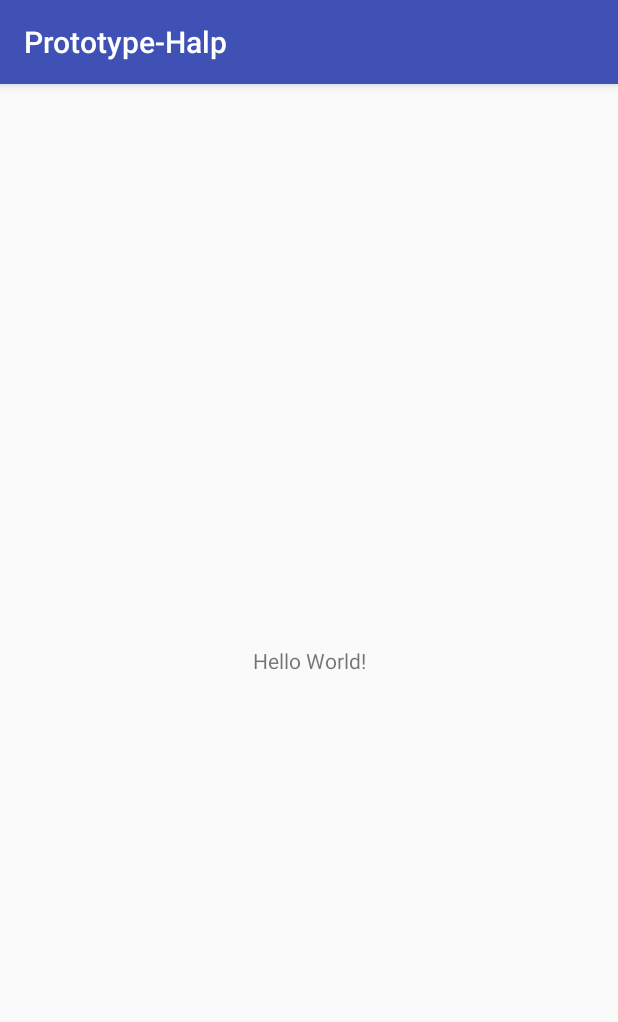
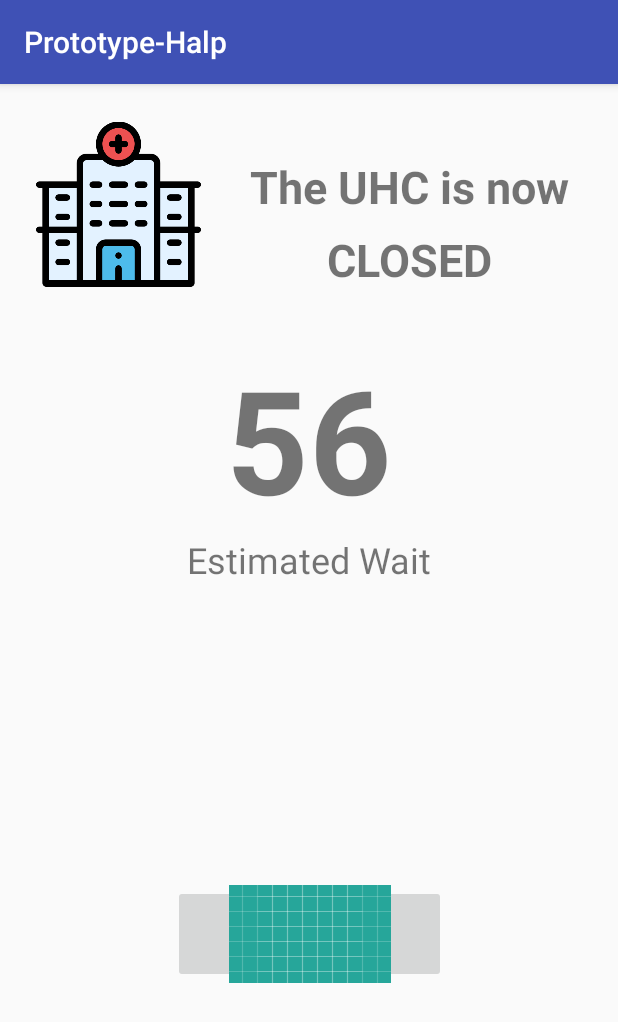
Before and after one commit to pikulet/orbital-halp, an Android app: the screen it shows after launch (MainActivity), on a phone screen of 412 x 824 dp. Shown: the top 1022 px of the screen. Run offline under Robolectric (Android 15) with nearby library versions, the phone set to English and light mode, and no system bars.

Commit message:
Generating a pseudorandom waiting time
The clinic waiting time is a random number from 45 to 60. In the real case, this would be done using an API call.

```diff
--- a/PrototypeHalp/app/src/main/java/com/kayheenjoyce/prototype_halp/MainActivity.java
+++ b/PrototypeHalp/app/src/main/java/com/kayheenjoyce/prototype_halp/MainActivity.java
@@ -2,12 +2,50 @@ package com.kayheenjoyce.prototype_halp;
 
 import android.support.v7.app.AppCompatActivity;
 import android.os.Bundle;
+import android.widget.TextView;
+
+import java.util.Random;
 
 public class MainActivity extends AppCompatActivity {
+
+    // The current opening status of the clinic
+    protected static boolean clinicIsOpen = false;
+
+    // The current estimated waiting time at the clinic. Provided by the clinic.
+    protected static int estimatedWaitingTime = Integer.MAX_VALUE;
 
     @Override
     protected void onCreate(Bundle savedInstanceState) {
         super.onCreate(savedInstanceState);
         setContentView(R.layout.activity_main);
     }
+
+    @Override
+    protected void onResume() {
+        super.onResume();
+        updateClinicStatus(); // Updates to see if the clinic is opened or closed.
+        updateWaitingTime(); // Updates the clinic's estimated waiting time.
+    }
+
+    /**
+     * Updates the clinic status, if it is opened or not.
+     */
+    protected void updateClinicStatus() {
+
+    }
+
+    /**
+     * Updates the clinic's waiting time.
+     * Currently, this is done by generating a pseudorandom number from 45 to 60.
+     */
+    protected void updateWaitingTime() {
+        Random rand = new Random();
+        int randomWaitingTime = rand.nextInt(16) + 45;
+        MainActivity.estimatedWaitingTime = randomWaitingTime;
+
+        // Updates the displayed text
+        TextView tView = findViewById(R.id.main_estWaitTime);
+        tView.setText(String.valueOf(MainActivity.estimatedWaitingTime));
+    }
+
 }
--- a/PrototypeHalp/app/src/main/res/layout/activity_main.xml
+++ b/PrototypeHalp/app/src/main/res/layout/activity_main.xml
@@ -6,13 +6,81 @@
     android:layout_height="match_parent"
     tools:context=".MainActivity">
 
+    <ImageView
+        android:id="@+id/imageView"
+        android:layout_width="110dp"
+        android:layout_height="112dp"
+        android:layout_marginStart="24dp"
+        android:layout_marginTop="24dp"
+        android:contentDescription="@string/main_clinic_icon_content_desc"
+        app:layout_constraintStart_toStartOf="parent"
+        app:layout_constraintTop_toTopOf="parent"
+        app:srcCompat="@drawable/clinic_icon" />
+
     <TextView
+        android:id="@+id/main_clinic"
         android:layout_width="wrap_content"
         android:layout_height="wrap_content"
-        android:text="Hello World!"
-        app:layout_constraintBottom_toBottomOf="parent"
-        app:layout_constraintLeft_toLeftOf="parent"
-        app:layout_constraintRight_toRightOf="parent"
+        android:layout_marginEnd="24dp"
+        android:layout_marginStart="24dp"
+        android:layout_marginTop="48dp"
+        android:text="@string/main_clinic_status"
+        android:textSize="30sp"
+        android:textStyle="bold"
+        app:layout_constraintEnd_toEndOf="parent"
+        app:layout_constraintStart_toEndOf="@+id/imageView"
         app:layout_constraintTop_toTopOf="parent" />
 
+    <TextView
+        android:id="@+id/main_clinicStatus"
+        android:layout_width="wrap_content"
+        android:layout_height="wrap_content"
+        android:layout_marginTop="8dp"
+        android:text="@string/main_clinic_status_closed"
+        android:textSize="30sp"
+        android:textStyle="bold"
+        app:layout_constraintEnd_toEndOf="@+id/main_clinic"
+        app:layout_constraintStart_toStartOf="@+id/main_clinic"
+        app:layout_constraintTop_toBottomOf="@+id/main_clinic" />
+
+    <TextView
+        android:id="@+id/main_estWaitTime"
+        android:layout_width="wrap_content"
+        android:layout_height="wrap_content"
+        android:layout_marginEnd="24dp"
+        android:layout_marginStart="24dp"
+        android:layout_marginTop="36dp"
+        android:text="60"
+        android:textSize="96sp"
+        android:textStyle="bold"
+        app:layout_constraintEnd_toEndOf="parent"
+        app:layout_constraintStart_toStartOf="parent"
+        app:layout_constraintTop_toBottomOf="@+id/imageView" />
+
+    <TextView
+        android:id="@+id/main_estWaitText"
+        android:layout_width="wrap_content"
+        android:layout_height="wrap_content"
+        android:layout_marginEnd="24dp"
+        android:layout_marginStart="24dp"
+        android:text="@string/main_est_wait"
+        android:textSize="24sp"
+        app:layout_constraintEnd_toEndOf="parent"
+        app:layout_constraintStart_toStartOf="parent"
+        app:layout_constraintTop_toBottomOf="@+id/main_estWaitTime" />
+
+    <ImageButton
+        android:id="@+id/imageButton"
+        android:layout_width="182dp"
+        android:layout_height="65dp"
+        android:layout_marginBottom="24dp"
+        android:layout_marginEnd="24dp"
+        android:layout_marginStart="24dp"
+        android:layout_marginTop="56dp"
+        app:layout_constraintBottom_toBottomOf="parent"
+        app:layout_constraintEnd_toEndOf="parent"
+        app:layout_constraintStart_toStartOf="parent"
+        app:layout_constraintTop_toBottomOf="@+id/main_estWaitText"
+        app:srcCompat="@drawable/ic_launcher_background" />
+
 </android.support.constraint.ConstraintLayout>
--- a/PrototypeHalp/app/src/main/res/values/strings.xml
+++ b/PrototypeHalp/app/src/main/res/values/strings.xml
@@ -1,3 +1,8 @@
 <resources>
     <string name="app_name">Prototype-Halp</string>
+    <string name="main_clinic_status">The UHC is now</string>
+    <string name="main_clinic_status_closed">CLOSED</string>
+    <string name="main_clinic_status_open">OPEN</string>
+    <string name="main_clinic_icon_content_desc">Clinic icon</string>
+    <string name="main_est_wait">Estimated Wait</string>
 </resources>
```
